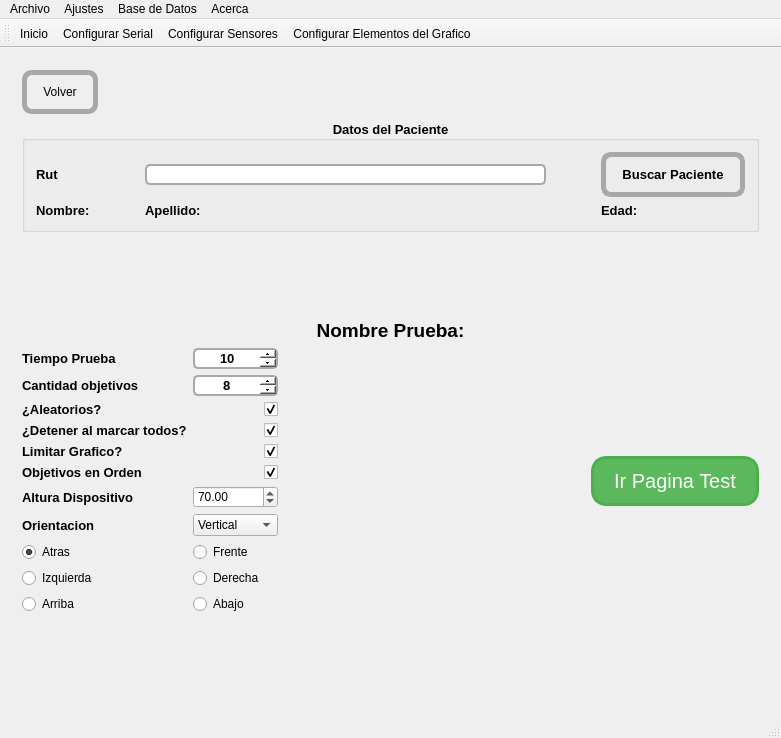
The window that mainwindow.ui (hectorda/Bio-Feedback) describes before a commit, drawn with Qt 5.
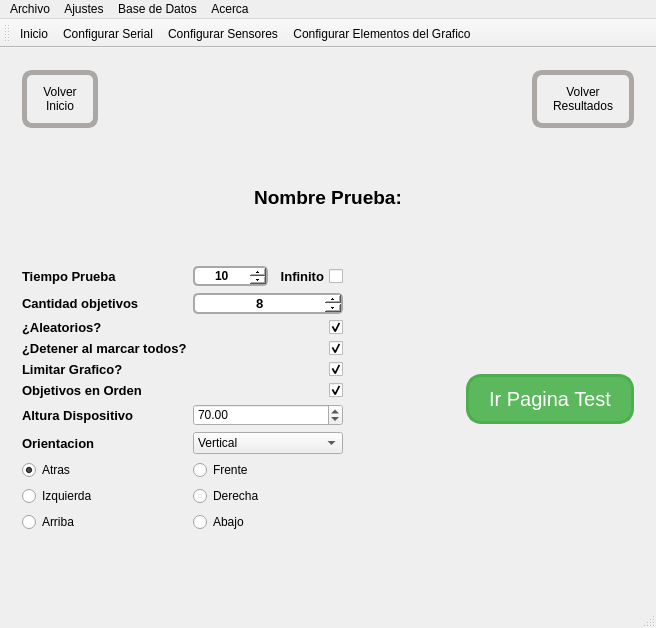
The same window after the commit. Icons and pictures are not drawn. Custom widgets are drawn as their Qt base class.

Commit message: Exportar e Importar Basico, Prueba, Btn TiempoInfinito, Prueba Base, Volver a Resultados

What changed in the file:
```diff
--- a/mainwindow.ui
+++ b/mainwindow.ui
@@ -6,8 +6,8 @@
    <rect>
     <x>0</x>
     <y>0</y>
-    <width>781</width>
-    <height>738</height>
+    <width>656</width>
+    <height>628</height>
    </rect>
   </property>
   <property name="sizePolicy">
@@ -242,7 +242,70 @@
 }</string>
        </property>
        <layout class="QGridLayout" name="gridLayout_2">
-        <item row="1" column="0">
+        <item row="0" column="0">
+         <widget class="QGroupBox" name="groupBox">
+          <property name="font">
+           <font>
+            <pointsize>10</pointsize>
+            <weight>75</weight>
+            <bold>true</bold>
+           </font>
+          </property>
+          <property name="title">
+           <string>Datos del Paciente</string>
+          </property>
+          <property name="alignment">
+           <set>Qt::AlignCenter</set>
+          </property>
+          <layout class="QGridLayout" name="gridLayout_10">
+           <property name="sizeConstraint">
+            <enum>QLayout::SetDefaultConstraint</enum>
+           </property>
+           <property name="horizontalSpacing">
+            <number>55</number>
+           </property>
+           <item row="0" column="0">
+            <widget class="QLabel" name="label_5">
+             <property name="text">
+              <string>Rut</string>
+             </property>
+            </widget>
+           </item>
+           <item row="0" column="1">
+            <widget class="QLineEdit" name="lineEditRut"/>
+           </item>
+           <item row="0" column="2">
+            <widget class="QPushButton" name="pushButtonBuscarPaciente">
+             <property name="text">
+              <string>Buscar Paciente</string>
+             </property>
+            </widget>
+           </item>
+           <item row="1" column="1">
+            <widget class="QLabel" name="labelApellidoPaciente">
+             <property name="text">
+              <string>Apellido:</string>
+             </property>
+            </widget>
+           </item>
+           <item row="1" column="0">
+            <widget class="QLabel" name="labelNombrePaciente">
+             <property name="text">
+              <string>Nombre:</string>
+             </property>
+            </widget>
+           </item>
+           <item row="1" column="2">
+            <widget class="QLabel" name="labelEdadPaciente">
+             <property name="text">
+              <string>Edad:</string>
+             </property>
+            </widget>
+           </item>
+          </layout>
+         </widget>
+        </item>
+        <item row="2" column="0">
          <layout class="QGridLayout" name="gridLayout">
           <item row="1" column="1">
            <widget class="QPushButton" name="pushButtonPrueba1">
@@ -344,7 +407,8 @@
              <string notr="true"/>
             </property>
             <property name="text">
-             <string>Volver</string>
+             <string>Volver
+Inicio</string>
             </property>
             <property name="icon">
              <iconset resource="images.qrc">
@@ -371,73 +435,31 @@
             </property>
            </spacer>
           </item>
+          <item>
+           <widget class="QPushButton" name="pushButtonVolverPrueba">
+            <property name="layoutDirection">
+             <enum>Qt::RightToLeft</enum>
+            </property>
+            <property name="text">
+             <string>Volver
+Resultados</string>
+            </property>
+            <property name="icon">
+             <iconset resource="images.qrc">
+              <normaloff>:/images/results_icon.png</normaloff>:/images/results_icon.png</iconset>
+            </property>
+            <property name="iconSize">
+             <size>
+              <width>48</width>
+              <height>48</height>
+             </size>
+            </property>
+           </widget>
+          </item>
          </layout>
         </item>
         <item>
-         <widget class="QGroupBox" name="groupBox">
-          <property name="font">
-           <font>
-            <pointsize>10</pointsize>
-            <weight>75</weight>
-            <bold>true</bold>
-           </font>
-          </property>
-          <property name="title">
-           <string>Datos del Paciente</string>
-          </property>
-          <property name="alignment">
-           <set>Qt::AlignCenter</set>
-          </property>
-          <layout class="QGridLayout" name="gridLayout_10">
-           <property name="sizeConstraint">
-            <enum>QLayout::SetDefaultConstraint</enum>
-           </property>
-           <property name="horizontalSpacing">
-            <number>55</number>
-           </property>
-           <item row="0" column="0">
-            <widget class="QLabel" name="label_5">
-             <property name="text">
-              <string>Rut</string>
-             </property>
-            </widget>
-           </item>
-           <item row="0" column="1">
-            <widget class="QLineEdit" name="lineEditRut"/>
-           </item>
-           <item row="0" column="2">
-            <widget class="QPushButton" name="pushButtonBuscarPaciente">
-             <property name="text">
-              <string>Buscar Paciente</string>
-             </property>
-            </widget>
-           </item>
-           <item row="1" column="1">
-            <widget class="QLabel" name="labelApellidoPaciente">
-             <property name="text">
-              <string>Apellido:</string>
-             </property>
-            </widget>
-           </item>
-           <item row="1" column="0">
-            <widget class="QLabel" name="labelNombrePaciente">
-             <property name="text">
-              <string>Nombre:</string>
-             </property>
-            </widget>
-           </item>
-           <item row="1" column="2">
-            <widget class="QLabel" name="labelEdadPaciente">
-             <property name="text">
-              <string>Edad:</string>
-             </property>
-            </widget>
-           </item>
-          </layout>
-         </widget>
-        </item>
-        <item>
-         <spacer name="verticalSpacer">
+         <spacer name="verticalSpacer_2">
           <property name="orientation">
            <enum>Qt::Vertical</enum>
           </property>
@@ -466,148 +488,38 @@
           </property>
          </widget>
         </item>
+        <item>
+         <spacer name="verticalSpacer_9">
+          <property name="orientation">
+           <enum>Qt::Vertical</enum>
+          </property>
+          <property name="sizeHint" stdset="0">
+           <size>
+            <width>20</width>
+            <height>40</height>
+           </size>
+          </property>
+         </spacer>
+        </item>
         <item>
          <layout class="QHBoxLayout" name="horizontalLayout_4">
           <item>
            <layout class="QGridLayout" name="gridLayout_9">
-            <item row="0" column="1">
-             <widget class="QSpinBox" name="spinBoxTiempoPrueba">
-              <property name="minimumSize">
-               <size>
-                <width>0</width>
-                <height>0</height>
-               </size>
-              </property>
-              <property name="font">
-               <font>
-                <pointsize>10</pointsize>
-                <weight>75</weight>
-                <italic>false</italic>
-                <bold>true</bold>
-               </font>
-              </property>
-              <property name="toolTip">
-               <string>Tiempo que durara la Prueba seleccionada</string>
-              </property>
-              <property name="layoutDirection">
-               <enum>Qt::LeftToRight</enum>
-              </property>
-              <property name="styleSheet">
-               <string notr="true"/>
-              </property>
-              <property name="alignment">
-               <set>Qt::AlignCenter</set>
-              </property>
+            <item row="9" column="1">
+             <widget class="QDoubleSpinBox" name="doubleSpinBoxAlturaDispositivo">
               <property name="minimum">
-               <number>2</number>
+               <double>10.000000000000000</double>
               </property>
               <property name="maximum">
-               <number>500</number>
+               <double>200.000000000000000</double>
               </property>
               <property name="value">
-               <number>10</number>
-              </property>
-             </widget>
-            </item>
-            <item row="1" column="1">
-             <widget class="QSpinBox" name="spinBoxCantidadObjetivos">
-              <property name="font">
-               <font>
-                <pointsize>10</pointsize>
-                <weight>75</weight>
-                <italic>false</italic>
-                <bold>true</bold>
-               </font>
-              </property>
-              <property name="layoutDirection">
-               <enum>Qt::LeftToRight</enum>
-              </property>
-              <property name="alignment">
-               <set>Qt::AlignCenter</set>
-              </property>
-              <property name="minimum">
-               <number>1</number>
-              </property>
-              <property name="value">
-               <number>8</number>
-              </property>
-             </widget>
-            </item>
-            <item row="5" column="1">
-             <widget class="QCheckBox" name="checkBoxLimitarGrafico">
-              <property name="layoutDirection">
-               <enum>Qt::RightToLeft</enum>
-              </property>
-              <property name="text">
-               <string/>
-              </property>
-              <property name="checked">
-               <bool>true</bool>
-              </property>
-             </widget>
-            </item>
-            <item row="5" column="0">
-             <widget class="QLabel" name="label_9">
-              <property name="font">
-               <font>
-                <pointsize>10</pointsize>
-                <weight>75</weight>
-                <italic>false</italic>
-                <bold>true</bold>
-               </font>
-              </property>
-              <property name="text">
-               <string>Limitar Grafico?</string>
-              </property>
-             </widget>
-            </item>
-            <item row="0" column="0">
-             <widget class="QLabel" name="labelTiempoPrueba">
-              <property name="font">
-               <font>
-                <pointsize>10</pointsize>
-                <weight>75</weight>
-                <italic>false</italic>
-                <bold>true</bold>
-               </font>
-              </property>
-              <property name="toolTip">
-               <string>Tiempo que durara la Prueba seleccionada</string>
-              </property>
-              <property name="layoutDirection">
-               <enum>Qt::LeftToRight</enum>
-              </property>
-              <property name="text">
-               <string>Tiempo Prueba</string>
-              </property>
-             </widget>
-            </item>
-            <item row="13" column="0">
-             <layout class="QHBoxLayout" name="horizontalLayout_6"/>
-            </item>
-            <item row="3" column="1">
-             <widget class="QCheckBox" name="checkBoxObjetivosAleatorios">
-              <property name="font">
-               <font>
-                <pointsize>10</pointsize>
-                <weight>75</weight>
-                <italic>false</italic>
-                <bold>true</bold>
-               </font>
-              </property>
-              <property name="layoutDirection">
-               <enum>Qt::RightToLeft</enum>
-              </property>
-              <property name="text">
-               <string/>
-              </property>
-              <property name="checked">
-               <bool>true</bool>
+               <double>70.000000000000000</double>
               </property>
              </widget>
             </item>
             <item row="3" column="0">
-             <widget class="QLabel" name="labelObjetivosAleatorios">
+             <widget class="QLabel" name="labelCantidadObjetivos">
               <property name="font">
                <font>
                 <pointsize>10</pointsize>
@@ -620,30 +532,12 @@
                <enum>Qt::LeftToRight</enum>
               </property>
               <property name="text">
-               <string>¿Aleatorios?</string>
-              </property>
-             </widget>
-            </item>
-            <item row="13" column="1">
-             <layout class="QHBoxLayout" name="horizontalLayout_7"/>
-            </item>
-            <item row="6" column="0">
-             <widget class="QLabel" name="label_3">
-              <property name="font">
-               <font>
-                <pointsize>10</pointsize>
-                <weight>75</weight>
-                <italic>false</italic>
-                <bold>true</bold>
-               </font>
-              </property>
-              <property name="text">
-               <string>Objetivos en Orden</string>
+               <string>Cantidad objetivos</string>
               </property>
              </widget>
             </item>
             <item row="6" column="1">
-             <widget class="QCheckBox" name="checkBoxOrdenObjetivos">
+             <widget class="QCheckBox" name="checkBoxDeteneralMarcarObjetivos">
               <property name="layoutDirection">
                <enum>Qt::RightToLeft</enum>
               </property>
@@ -655,7 +549,21 @@
               </property>
              </widget>
             </item>
-            <item row="9" column="1">
+            <item row="9" column="0">
+             <widget class="QLabel" name="labelAlturaDisp">
+              <property name="font">
+               <font>
+                <pointsize>10</pointsize>
+                <weight>75</weight>
+                <bold>true</bold>
+               </font>
+              </property>
+              <property name="text">
+               <string>Altura Dispositivo</string>
+              </property>
+             </widget>
+            </item>
+            <item row="11" column="1">
              <widget class="QComboBox" name="comboBoxOrientacion">
               <item>
                <property name="text">
@@ -677,7 +585,35 @@
               </item>
              </widget>
             </item>
-            <item row="12" column="0">
+            <item row="8" column="0">
+             <widget class="QLabel" name="label_3">
+              <property name="font">
+               <font>
+                <pointsize>10</pointsize>
+                <weight>75</weight>
+                <italic>false</italic>
+                <bold>true</bold>
+               </font>
+              </property>
+              <property name="text">
+               <string>Objetivos en Orden</string>
+              </property>
+             </widget>
+            </item>
+            <item row="8" column="1">
+             <widget class="QCheckBox" name="checkBoxOrdenObjetivos">
+              <property name="layoutDirection">
+               <enum>Qt::RightToLeft</enum>
+              </property>
+              <property name="text">
+               <string/>
+              </property>
+              <property name="checked">
+               <bool>true</bool>
+              </property>
+             </widget>
+            </item>
+            <item row="14" column="0">
              <widget class="QRadioButton" name="radioButtonHorizontalArriba">
               <property name="text">
                <string>Arriba</string>
@@ -697,7 +633,22 @@
               </property>
              </widget>
             </item>
-            <item row="11" column="1">
+            <item row="11" column="0">
+             <widget class="QLabel" name="label_8">
+              <property name="font">
+               <font>
+                <pointsize>10</pointsize>
+                <weight>75</weight>
+                <italic>false</italic>
+                <bold>true</bold>
+               </font>
+              </property>
+              <property name="text">
+               <string>Orientacion</string>
+              </property>
+             </widget>
+            </item>
+            <item row="13" column="1">
              <widget class="QRadioButton" name="radioButtonVerticalDerecha">
               <property name="text">
                <string>Derecha</string>
@@ -714,7 +665,7 @@
               </property>
              </widget>
             </item>
-            <item row="10" column="1">
+            <item row="12" column="1">
              <widget class="QRadioButton" name="radioButtonVerticalFrente">
               <property name="text">
                <string>Frente</string>
@@ -731,39 +682,7 @@
               </property>
              </widget>
             </item>
-            <item row="9" column="0">
-             <widget class="QLabel" name="label_8">
-              <property name="font">
-               <font>
-                <pointsize>10</pointsize>
-                <weight>75</weight>
-                <italic>false</italic>
-                <bold>true</bold>
-               </font>
-              </property>
-              <property name="text">
-               <string>Orientacion</string>
-              </property>
-             </widget>
-            </item>
-            <item row="11" column="0">
-             <widget class="QRadioButton" name="radioButtonVerticalIzquierda">
-              <property name="text">
-               <string>Izquierda</string>
-              </property>
-              <property name="icon">
-               <iconset resource="images.qrc">
-                <normaloff>:/images/IMU/verticalizquierda.png</normaloff>:/images/IMU/verticalizquierda.png</iconset>
-              </property>
-              <property name="iconSize">
-               <size>
-                <width>48</width>
-                <height>48</height>
-               </size>
-              </property>
-             </widget>
-            </item>
-            <item row="10" column="0">
+            <item row="12" column="0">
              <widget class="QRadioButton" name="radioButtonVerticalAtras">
               <property name="text">
                <string>Atras</string>
@@ -783,7 +702,24 @@
               </property>
              </widget>
             </item>
-            <item row="12" column="1">
+            <item row="13" column="0">
+             <widget class="QRadioButton" name="radioButtonVerticalIzquierda">
+              <property name="text">
+               <string>Izquierda</string>
+              </property>
+              <property name="icon">
+               <iconset resource="images.qrc">
+                <normaloff>:/images/IMU/verticalizquierda.png</normaloff>:/images/IMU/verticalizquierda.png</iconset>
+              </property>
+              <property name="iconSize">
+               <size>
+                <width>48</width>
+                <height>48</height>
+               </size>
+              </property>
+             </widget>
+            </item>
+            <item row="14" column="1">
              <widget class="QRadioButton" name="radioButtonHorizontalAbajo">
               <property name="text">
                <string>Abajo</string>
@@ -800,7 +736,7 @@
               </property>
              </widget>
             </item>
-            <item row="4" column="0">
+            <item row="6" column="0">
              <widget class="QLabel" name="label">
               <property name="font">
                <font>
@@ -814,64 +750,183 @@
               </property>
              </widget>
             </item>
-            <item row="1" column="0">
-             <widget class="QLabel" name="labelCantidadObjetivos">
-              <property name="font">
-               <font>
-                <pointsize>10</pointsize>
-                <weight>75</weight>
-                <italic>false</italic>
-                <bold>true</bold>
-               </font>
-              </property>
-              <property name="layoutDirection">
-               <enum>Qt::LeftToRight</enum>
-              </property>
-              <property name="text">
-               <string>Cantidad objetivos</string>
-              </property>
-             </widget>
-            </item>
-            <item row="4" column="1">
-             <widget class="QCheckBox" name="checkBoxDeteneralMarcarObjetivos">
-              <property name="layoutDirection">
-               <enum>Qt::RightToLeft</enum>
-              </property>
-              <property name="text">
-               <string/>
-              </property>
-              <property name="checked">
-               <bool>true</bool>
-              </property>
-             </widget>
-            </item>
             <item row="7" column="1">
-             <widget class="QDoubleSpinBox" name="doubleSpinBoxAlturaDispositivo">
-              <property name="minimum">
-               <double>10.000000000000000</double>
+             <widget class="QCheckBox" name="checkBoxLimitarGrafico">
+              <property name="layoutDirection">
+               <enum>Qt::RightToLeft</enum>
               </property>
-              <property name="maximum">
-               <double>200.000000000000000</double>
+              <property name="text">
+               <string/>
               </property>
-              <property name="value">
-               <double>70.000000000000000</double>
+              <property name="checked">
+               <bool>true</bool>
+              </property>
+             </widget>
+            </item>
+            <item row="0" column="0">
+             <widget class="QLabel" name="labelTiempoPrueba">
+              <property name="font">
+               <font>
+                <pointsize>10</pointsize>
+                <weight>75</weight>
+                <italic>false</italic>
+                <bold>true</bold>
+               </font>
+              </property>
+              <property name="toolTip">
+               <string>Tiempo que durara la Prueba seleccionada</string>
+              </property>
+              <property name="layoutDirection">
+               <enum>Qt::LeftToRight</enum>
+              </property>
+              <property name="text">
+               <string>Tiempo Prueba</string>
               </property>
              </widget>
             </item>
             <item row="7" column="0">
-             <widget class="QLabel" name="labelAlturaDisp">
+             <widget class="QLabel" name="label_9">
               <property name="font">
                <font>
                 <pointsize>10</pointsize>
                 <weight>75</weight>
+                <italic>false</italic>
                 <bold>true</bold>
                </font>
               </property>
               <property name="text">
-               <string>Altura Dispositivo</string>
+               <string>Limitar Grafico?</string>
               </property>
              </widget>
             </item>
+            <item row="15" column="0">
+             <layout class="QHBoxLayout" name="horizontalLayout_6"/>
+            </item>
+            <item row="5" column="1">
+             <widget class="QCheckBox" name="checkBoxObjetivosAleatorios">
+              <property name="font">
+               <font>
+                <pointsize>10</pointsize>
+                <weight>75</weight>
+                <italic>false</italic>
+                <bold>true</bold>
+               </font>
+              </property>
+              <property name="layoutDirection">
+               <enum>Qt::RightToLeft</enum>
+              </property>
+              <property name="text">
+               <string/>
+              </property>
+              <property name="checked">
+               <bool>true</bool>
+              </property>
+             </widget>
+            </item>
+            <item row="15" column="1">
+             <layout class="QHBoxLayout" name="horizontalLayout_7"/>
+            </item>
+            <item row="5" column="0">
+             <widget class="QLabel" name="labelObjetivosAleatorios">
+              <property name="font">
+               <font>
+                <pointsize>10</pointsize>
+                <weight>75</weight>
+                <italic>false</italic>
+                <bold>true</bold>
+               </font>
+              </property>
+              <property name="layoutDirection">
+               <enum>Qt::LeftToRight</enum>
+              </property>
+              <property name="text">
+               <string>¿Aleatorios?</string>
+              </property>
+             </widget>
+            </item>
+            <item row="3" column="1">
+             <widget class="QSpinBox" name="spinBoxCantidadObjetivos">
+              <property name="font">
+               <font>
+                <pointsize>10</pointsize>
+                <weight>75</weight>
+                <italic>false</italic>
+                <bold>true</bold>
+               </font>
+              </property>
+              <property name="layoutDirection">
+               <enum>Qt::LeftToRight</enum>
+              </property>
+              <property name="alignment">
+               <set>Qt::AlignCenter</set>
+              </property>
+              <property name="minimum">
+               <number>1</number>
+              </property>
+              <property name="value">
+               <number>8</number>
+              </property>
+             </widget>
+            </item>
+            <item row="0" column="1">
+             <layout class="QHBoxLayout" name="horizontalLayout_8">
+              <item>
+               <widget class="QSpinBox" name="spinBoxTiempoPrueba">
+                <property name="minimumSize">
+                 <size>
+                  <width>0</width>
+                  <height>0</height>
+                 </size>
+                </property>
+                <property name="font">
+                 <font>
+                  <weight>75</weight>
+                  <italic>false</italic>
+                  <bold>true</bold>
+                 </font>
+                </property>
+                <property name="toolTip">
+                 <string>Tiempo que durara la Prueba seleccionada</string>
+                </property>
+                <property name="layoutDirection">
+                 <enum>Qt::LeftToRight</enum>
+                </property>
+                <property name="styleSheet">
+                 <string notr="true"/>
+                </property>
+                <property name="alignment">
+                 <set>Qt::AlignCenter</set>
+                </property>
+                <property name="minimum">
+                 <number>2</number>
+                </property>
+                <property name="maximum">
+                 <number>500</number>
+                </property>
+                <property name="value">
+                 <number>10</number>
+                </property>
+               </widget>
+              </item>
+              <item>
+               <widget class="QCheckBox" name="checkBoxTiempoInfinito">
+                <property name="font">
+                 <font>
+                  <pointsize>10</pointsize>
+                  <weight>75</weight>
+                  <bold>true</bold>
+                 </font>
+                </property>
+                <property name="layoutDirection">
+                 <enum>Qt::RightToLeft</enum>
+                </property>
+                <property name="text">
+                 <string>Infinito</string>
+                </property>
+               </widget>
+              </item>
+             </layout>
+            </item>
            </layout>
           </item>
           <item>
@@ -942,7 +997,7 @@
          </layout>
         </item>
         <item>
-         <spacer name="verticalSpacer_2">
+         <spacer name="verticalSpacer">
           <property name="orientation">
            <enum>Qt::Vertical</enum>
           </property>
@@ -1643,7 +1698,7 @@
     <rect>
      <x>0</x>
      <y>0</y>
-     <width>781</width>
+     <width>656</width>
      <height>21</height>
     </rect>
    </property>
```
Left out of the diff: 134 changed lines with no effect on the pictures. The commit also changes 3 other files.
